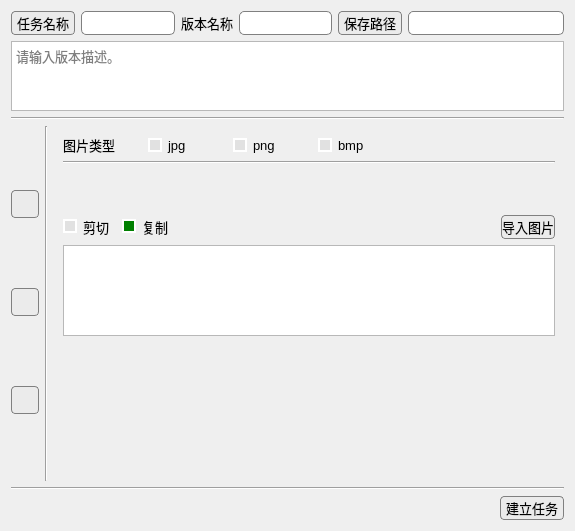
Qt form ui_files/build_task.ui (feiyuhuahuo/HuaHuoLabel) before a commit.
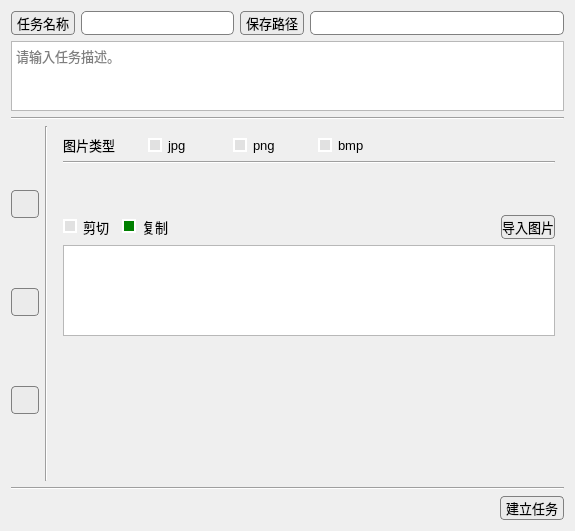
The same form after that commit. Icons and pictures are not drawn.

The edit to the form file:
```diff
--- a/ui_files/build_task.ui
+++ b/ui_files/build_task.ui
@@ -25,7 +25,7 @@
   </property>
   <layout class="QVBoxLayout" name="verticalLayout_3">
    <item>
-    <layout class="QHBoxLayout" name="horizontalLayout_10" stretch="0,3,1,3,1,5">
+    <layout class="QHBoxLayout" name="horizontalLayout_10" stretch="0,3,1,5">
      <property name="spacing">
       <number>6</number>
      </property>
@@ -87,46 +87,6 @@
        </property>
       </widget>
      </item>
-     <item alignment="Qt::AlignHCenter">
-      <widget class="QLabel" name="label_10">
-       <property name="minimumSize">
-        <size>
-         <width>0</width>
-         <height>24</height>
-        </size>
-       </property>
-       <property name="font">
-        <font>
-         <pointsize>10</pointsize>
-        </font>
-       </property>
-       <property name="text">
-        <string>版本名称</string>
-       </property>
-      </widget>
-     </item>
-     <item>
-      <widget class="QLineEdit" name="lineEdit_version">
-       <property name="minimumSize">
-        <size>
-         <width>0</width>
-         <height>24</height>
-        </size>
-       </property>
-       <property name="font">
-        <font>
-         <pointsize>10</pointsize>
-        </font>
-       </property>
-       <property name="styleSheet">
-        <string notr="true">border: 1px solid gray;
-border-radius: 5px;</string>
-       </property>
-       <property name="readOnly">
-        <bool>false</bool>
-       </property>
-      </widget>
-     </item>
      <item>
       <widget class="QPushButton" name="pushButton_save_path">
        <property name="minimumSize">
@@ -198,7 +158,7 @@
       <bool>false</bool>
      </property>
      <property name="placeholderText">
-      <string>请输入版本描述。</string>
+      <string>请输入任务描述。</string>
      </property>
     </widget>
    </item>
```
